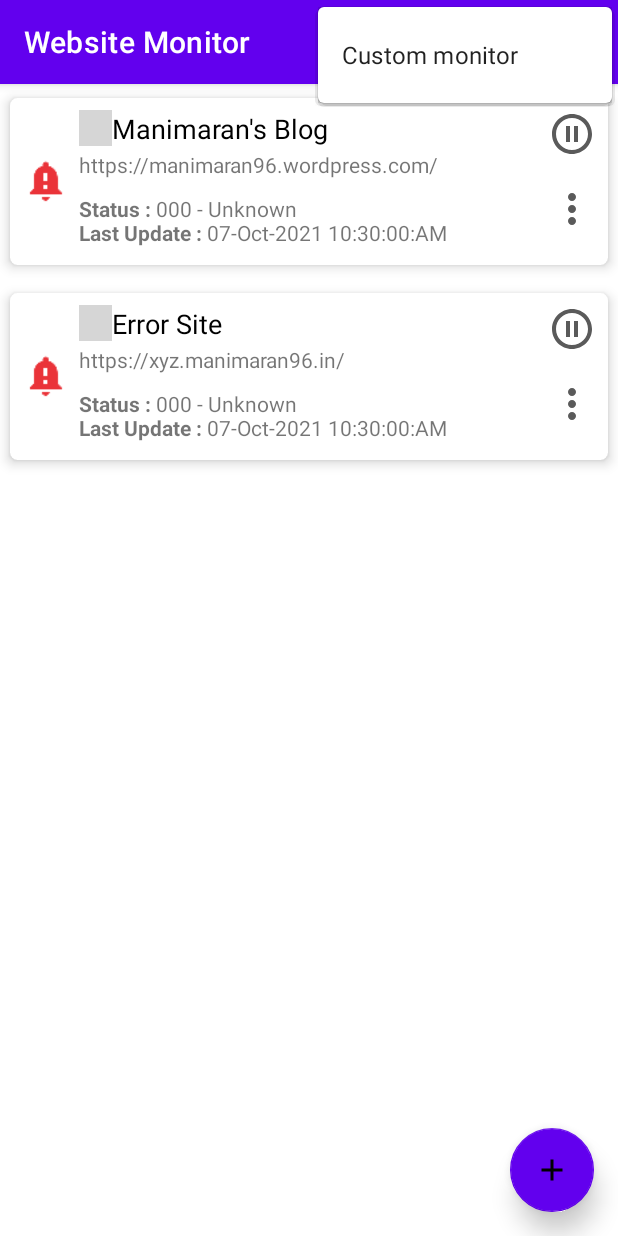
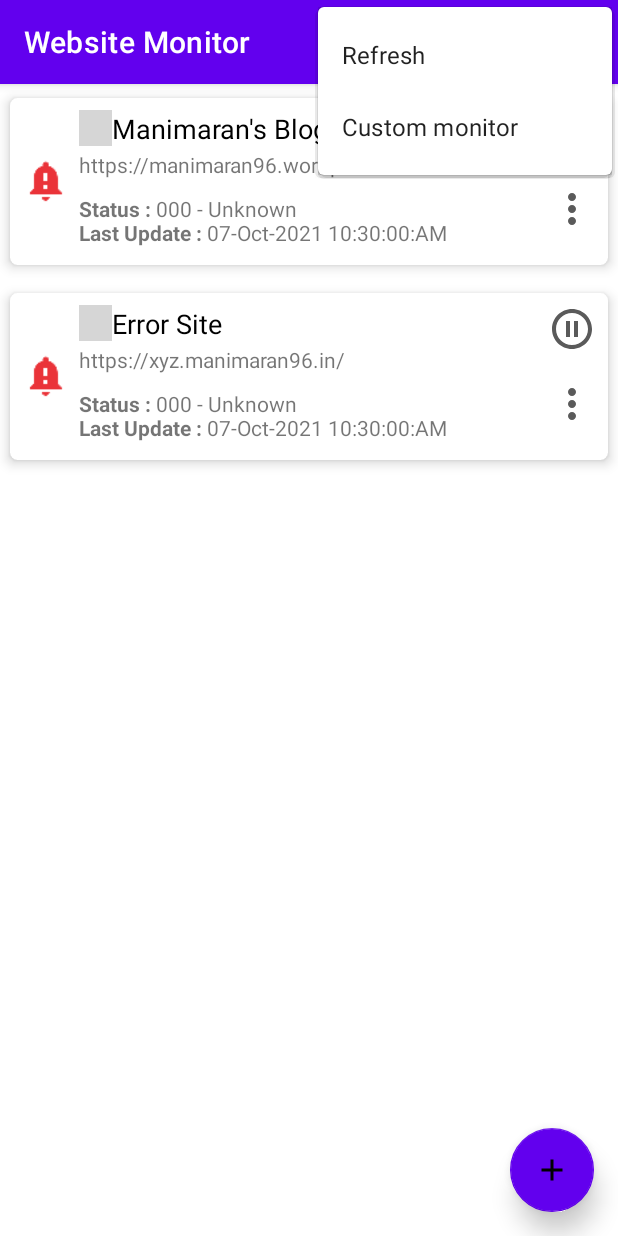
Before and after one commit to theAkito/webmon, an Android app: the screen it shows after launch (MainActivity), with the options menu open, on a phone screen of 412 x 824 dp. Run offline under Robolectric (Android 15) with nearby library versions, the phone set to English and light mode, and no system bars; our stand-ins replace Room's generated code; pictures from the network do not load; 1 statement that could not run was skipped; grey boxes are pictures that could not be loaded.

Commit message:
Add Refresh Item to Option UI

```diff
--- a/app/src/main/res/menu/menu_main.xml
+++ b/app/src/main/res/menu/menu_main.xml
@@ -17,6 +17,12 @@
         app:showAsAction="ifRoom" />
 
     <item
+        android:id="@+id/action_refresh"
+        android:icon="@drawable/ic_refresh"
+        android:orderInCategory="3"
+        android:title="@string/action_refresh_title"
+        app:showAsAction="withText" />
+    <item
         android:id="@+id/action_custom_monitor"
         android:orderInCategory="3"
         android:title="@string/custom_monitor"
--- a/app/src/main/res/values/strings.xml
+++ b/app/src/main/res/values/strings.xml
@@ -53,4 +53,5 @@
     <string name="error_read_and_agree_checkbox"><![CDATA[Read & Agree the checkbox]]></string>
     <string name="enter_valid_input">Enter valid input</string>
     <string name="check_internet">Please check your internet connection!</string>
+    <string name="action_refresh_title">Refresh</string>
 </resources>
```
